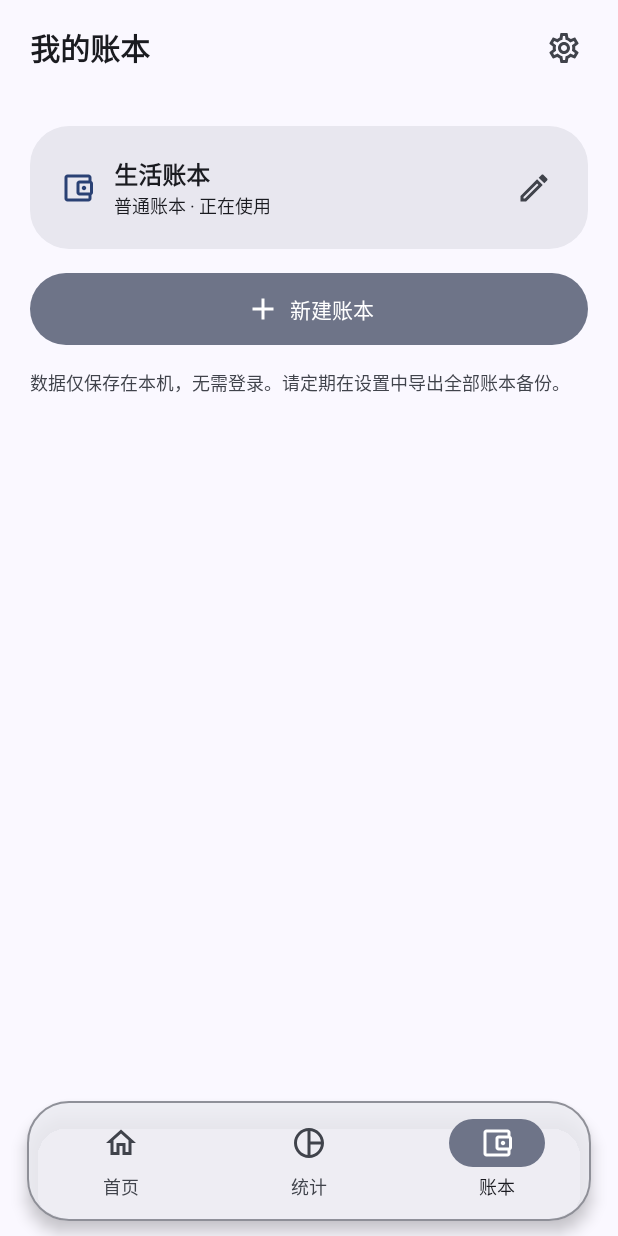
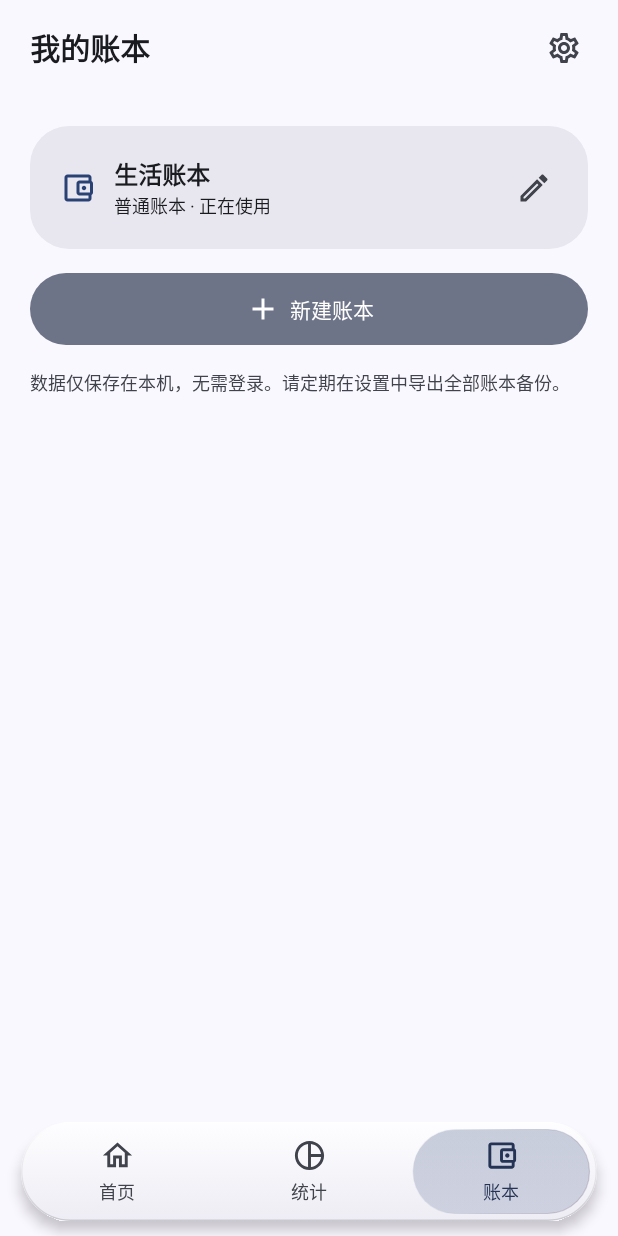
Before and after one commit to a1070503737-dev/QingZhang, an Android app built with Jetpack Compose: the books screen opened through its navigation route, on a phone screen of 412 x 824 dp. Run offline under Robolectric (Android 15) with nearby library versions, the phone set to English and light mode, and no system bars; our stand-ins replace Dagger/Hilt's generated code, Room's generated code; libraries missing offline, so code that uses them is left out: androidx.hilt.lifecycle.

Commit message:
Restyle the bottom dock with Liquid Glass

```diff
--- a/app/build.gradle.kts
+++ b/app/build.gradle.kts
@@ -24,8 +24,8 @@ android {
         applicationId = "com.zhuangxiu.ledger"
         minSdk = 26
         targetSdk = 37
-        versionCode = 32
-        versionName = "1.3.17"
+        versionCode = 33
+        versionName = "1.3.18"
         buildConfigField("String", "BUNDLED_GITHUB_TOKEN", "\"\"")
     }
 
--- a/app/src/main/java/com/zhuangxiu/ledger/ui/navigation/LedgerNavHost.kt
+++ b/app/src/main/java/com/zhuangxiu/ledger/ui/navigation/LedgerNavHost.kt
@@ -10,12 +10,14 @@ import androidx.compose.animation.slideInVertically
 import androidx.compose.animation.slideOutHorizontally
 import androidx.compose.animation.slideOutVertically
 import androidx.compose.foundation.layout.Arrangement
+import androidx.compose.foundation.layout.Box
 import androidx.compose.foundation.layout.WindowInsets
 import androidx.compose.foundation.layout.ime
 import androidx.compose.foundation.layout.Column
 import androidx.compose.foundation.layout.PaddingValues
 import androidx.compose.foundation.layout.Row
 import androidx.compose.foundation.layout.Spacer
+import androidx.compose.foundation.layout.fillMaxSize
 import androidx.compose.foundation.layout.fillMaxWidth
 import androidx.compose.foundation.layout.height
 import androidx.compose.foundation.layout.navigationBarsPadding
@@ -224,6 +226,7 @@ internal fun LedgerNavHost(
 
     val imeVisible = WindowInsets.ime.getBottom(LocalDensity.current) > 0
     val showBottomBar = !imeVisible && currentRoute == Routes.BILLS
+    val billsDockBackdrop = rememberDockBackdrop()
 
     LedgerBackground(
         overlay = {
@@ -236,6 +239,7 @@ internal fun LedgerNavHost(
                 LedgerBottomBar(
                     current = currentRoute ?: Routes.HOME,
                     onNavigate = switchTab,
+                    backdrop = billsDockBackdrop,
                 )
             }
         },
@@ -356,6 +360,7 @@ internal fun LedgerNavHost(
                         entry.savedStateHandle["showPending"] = false
                     }
                 }
+                Box(Modifier.fillMaxSize().recordDockBackdrop(if (showBottomBar) billsDockBackdrop else null)) {
                     BillsScreen(
                         viewModel = billsViewModel,
                         bottomBar = dockSpacer,
@@ -364,6 +369,7 @@ internal fun LedgerNavHost(
                         onEditExpense = { navController.navigate(Routes.edit(id = it)) },
                         onCopyExpense = { navController.navigate(Routes.edit(copyFrom = it, bookId = bookId)) },
                     )
+                }
             }
             composable(Routes.MINE) {
                 MineScreen(
--- a/app/src/main/java/com/zhuangxiu/ledger/ui/navigation/LedgerTabs.kt
+++ b/app/src/main/java/com/zhuangxiu/ledger/ui/navigation/LedgerTabs.kt
@@ -2,13 +2,11 @@ package com.zhuangxiu.ledger.ui.navigation
 
 import androidx.activity.compose.BackHandler
 import androidx.compose.animation.core.animate
+import androidx.compose.animation.core.animateFloatAsState
 import androidx.compose.animation.core.tween
-import androidx.compose.foundation.BorderStroke
-import androidx.compose.foundation.background
 import androidx.compose.foundation.gestures.detectHorizontalDragGestures
 import androidx.compose.foundation.layout.Arrangement
 import androidx.compose.foundation.layout.Box
-import androidx.compose.foundation.layout.BoxWithConstraints
 import androidx.compose.foundation.layout.Column
 import androidx.compose.foundation.layout.Row
 import androidx.compose.foundation.layout.WindowInsets
@@ -18,7 +16,6 @@ import androidx.compose.foundation.layout.fillMaxWidth
 import androidx.compose.foundation.layout.height
 import androidx.compose.foundation.layout.ime
 import androidx.compose.foundation.layout.navigationBarsPadding
-import androidx.compose.foundation.layout.offset
 import androidx.compose.foundation.layout.padding
 import androidx.compose.foundation.layout.size
 import androidx.compose.foundation.layout.widthIn
@@ -27,14 +24,12 @@ import androidx.compose.foundation.pager.rememberPagerState
 import androidx.compose.foundation.selection.selectable
 import androidx.compose.foundation.selection.selectableGroup
 import androidx.compose.foundation.shape.CircleShape
-import androidx.compose.foundation.shape.RoundedCornerShape
 import androidx.compose.material.icons.Icons
 import androidx.compose.material.icons.outlined.AccountBalanceWallet
 import androidx.compose.material.icons.outlined.Home
 import androidx.compose.material.icons.outlined.PieChartOutline
 import androidx.compose.material3.Icon
 import androidx.compose.material3.MaterialTheme
-import androidx.compose.material3.Surface
 import androidx.compose.material3.Text
 import androidx.compose.runtime.Composable
 import androidx.compose.runtime.LaunchedEffect
@@ -48,18 +43,23 @@ import androidx.compose.runtime.saveable.rememberSaveable
 import androidx.compose.runtime.setValue
 import androidx.compose.ui.Alignment
 import androidx.compose.ui.Modifier
+import androidx.compose.ui.draw.clip
+import androidx.compose.ui.draw.shadow
+import androidx.compose.ui.graphics.lerp
 import androidx.compose.ui.graphics.vector.ImageVector
 import androidx.compose.ui.input.pointer.pointerInput
 import androidx.compose.ui.platform.LocalDensity
+import androidx.compose.ui.platform.LocalLayoutDirection
 import androidx.compose.ui.semantics.Role
 import androidx.compose.ui.semantics.clearAndSetSemantics
 import androidx.compose.ui.text.style.TextOverflow
-import androidx.compose.ui.unit.IntOffset
+import androidx.compose.ui.unit.LayoutDirection
 import androidx.compose.ui.unit.dp
 import androidx.lifecycle.compose.collectAsStateWithLifecycle
 import androidx.navigation.NavBackStackEntry
 import kotlinx.coroutines.Job
 import kotlinx.coroutines.launch
+import kotlin.math.abs
 import kotlin.math.roundToInt
 
 internal data class Tab(val route: String, val label: String, val icon: ImageVector)
@@ -73,7 +73,7 @@ internal val TABS = listOf(
 internal fun tabIndexOf(route: String?): Int = TABS.indexOfFirst { it.route == route }
 internal fun isTabHost(route: String?): Boolean = route == Routes.HOME || route == Routes.STATS || route == Routes.BOOKS
 internal const val RequestedTabKey = "requestedTab"
-internal val DockHeight = 80.dp
+internal val DockHeight = 66.dp
 internal val DockBottomGap = 10.dp
 
 @Composable
@@ -87,6 +87,8 @@ internal fun LedgerTabPages(
     val scope = rememberCoroutineScope()
     var editingBook by rememberSaveable { mutableStateOf(false) }
     val imeVisible = WindowInsets.ime.getBottom(LocalDensity.current) > 0
+    val dockBackdrop = rememberDockBackdrop()
+    val showDock = !editingBook && !imeVisible
     val openTab: (String) -> Unit = { route ->
         val index = tabIndexOf(route)
         if (index >= 0) {
@@ -106,7 +108,7 @@ internal fun LedgerTabPages(
     Box(Modifier.fillMaxSize()) {
         HorizontalPager(
             state = pager,
-            modifier = Modifier.fillMaxSize(),
+            modifier = Modifier.fillMaxSize().recordDockBackdrop(if (showDock) dockBackdrop else null),
             beyondViewportPageCount = 1,
             userScrollEnabled = !editingBook && !imeVisible,
             key = { TABS[it].route },
@@ -116,23 +118,25 @@ internal fun LedgerTabPages(
                 content(TABS[page].route, openTab) { editingBook = it }
             }
         }
-        if (!editingBook && !imeVisible) {
+        if (showDock) {
             LedgerBottomBar(
                 current = TABS[pager.currentPage].route,
                 onNavigate = openTab,
                 modifier = Modifier.align(Alignment.BottomCenter),
                 pagePosition = { pager.currentPage + pager.currentPageOffsetFraction },
+                backdrop = dockBackdrop,
             )
         }
     }
 }
 
 @Composable
-fun LedgerBottomBar(
+internal fun LedgerBottomBar(
     current: String,
     onNavigate: (String) -> Unit,
     modifier: Modifier = Modifier,
     pagePosition: (() -> Float)? = null,
+    backdrop: DockBackdrop? = null,
 ) {
     val selected = tabIndexOf(current).coerceAtLeast(0)
     val changeTab by rememberUpdatedState(onNavigate)
@@ -140,36 +144,42 @@ fun LedgerBottomBar(
     val activePage by rememberUpdatedState(selected)
     val scope = rememberCoroutineScope()
     var scrubPosition by remember { mutableFloatStateOf(Float.NaN) }
+    var dragging by remember { mutableStateOf(false) }
+    val lift by animateFloatAsState(if (dragging) 1f else 0f, tween(175), label = "Dock lens lift")
+    val position = { if (scrubPosition.isNaN()) pagePosition?.invoke() ?: selected.toFloat() else scrubPosition }
+    val direction = LocalLayoutDirection.current
     val colors = MaterialTheme.colorScheme
+    val activeTint = lerp(colors.onSurface, colors.primary, 0.65f)
     Box(
         modifier.fillMaxWidth().navigationBarsPadding()
-            .padding(start = 18.dp, end = 18.dp, bottom = DockBottomGap),
+            .padding(start = 14.dp, end = 14.dp, bottom = DockBottomGap),
         contentAlignment = Alignment.Center,
     ) {
-        Surface(
-            modifier = Modifier.widthIn(max = 480.dp).fillMaxWidth(),
-            shape = RoundedCornerShape(28.dp),
-            color = colors.surfaceContainer.copy(alpha = 0.84f),
-            contentColor = colors.onSurface,
-            border = BorderStroke(1.dp, colors.outlineVariant.copy(alpha = 0.80f)),
-            shadowElevation = 6.dp,
-        ) {
-            BoxWithConstraints(
-                Modifier.height(DockHeight).pointerInput(Unit) {
+        Box(
+            Modifier.widthIn(max = 480.dp).fillMaxWidth().height(DockHeight)
+                .shadow(5.dp, CircleShape, clip = false)
+                .clip(CircleShape)
+                .pointerInput(direction) {
                     var settle: Job? = null
                     fun track(x: Float) {
-                        scrubPosition = (x / size.width * TABS.size - 0.5f).coerceIn(0f, TABS.lastIndex.toFloat())
+                        val fromStart = if (direction == LayoutDirection.Ltr) x else size.width - x
+                        scrubPosition = (fromStart / size.width * TABS.size - 0.5f)
+                            .coerceIn(0f, TABS.lastIndex.toFloat())
                     }
                     fun finish(index: Int, navigate: Boolean) {
+                        dragging = false
                         if (navigate && TABS[index].route != activeRoute) changeTab(TABS[index].route)
                         settle = scope.launch {
-                            animate(scrubPosition, index.toFloat(), animationSpec = tween(260)) { value, _ -> scrubPosition = value }
+                            animate(scrubPosition, index.toFloat(), animationSpec = tween(260)) { value, _ ->
+                                scrubPosition = value
+                            }
                             scrubPosition = Float.NaN
                         }
                     }
                     detectHorizontalDragGestures(
                         onDragStart = {
                             settle?.cancel()
+                            dragging = true
                             track(it.x)
                         },
                         onHorizontalDrag = { change, _ -> track(change.position.x) },
@@ -178,34 +188,26 @@ fun LedgerBottomBar(
                     )
                 },
         ) {
-                val itemWidth = maxWidth / TABS.size
-                val highlightWidth = minOf(itemWidth, 64.dp)
-                Box(
-                    Modifier.offset {
-                        val position = if (scrubPosition.isNaN()) pagePosition?.invoke() ?: selected.toFloat() else scrubPosition
-                        val x = itemWidth.toPx() * (position + 0.5f) - highlightWidth.toPx() / 2f
-                        IntOffset(x.roundToInt(), 12.dp.roundToPx())
-                    }.size(highlightWidth, 32.dp).background(colors.secondaryContainer, CircleShape),
-                )
+            LiquidGlassDock(backdrop, position, lift = { lift }, modifier = Modifier.matchParentSize())
             Row(Modifier.fillMaxSize().selectableGroup()) {
+                val visualPosition = position()
                 TABS.forEachIndexed { index, tab ->
-                        val isSelected = index == selected
+                    val focus = (1f - abs(visualPosition - index)).coerceIn(0f, 1f)
+                    val tint = lerp(colors.onSurfaceVariant, activeTint, focus)
                     Column(
                         Modifier.weight(1f).fillMaxHeight().selectable(
-                                selected = isSelected,
+                            selected = index == selected,
                             role = Role.Tab,
                             onClick = { if (tab.route != current) onNavigate(tab.route) },
-                            ).padding(top = 12.dp),
+                        ),
                         horizontalAlignment = Alignment.CenterHorizontally,
-                            verticalArrangement = Arrangement.spacedBy(4.dp),
+                        verticalArrangement = Arrangement.spacedBy(3.dp, Alignment.CenterVertically),
                     ) {
-                            Box(Modifier.height(32.dp), contentAlignment = Alignment.Center) {
-                                Icon(tab.icon, null, tint = if (isSelected) colors.onSecondaryContainer else colors.onSurfaceVariant)
-                            }
+                        Icon(tab.icon, null, tint = tint, modifier = Modifier.size(23.dp))
                         Text(
                             tab.label,
                             style = MaterialTheme.typography.labelMedium,
-                                color = if (isSelected) colors.onSurface else colors.onSurfaceVariant,
+                            color = tint,
                             maxLines = 1,
                             overflow = TextOverflow.Ellipsis,
                         )
@@ -215,4 +217,3 @@ fun LedgerBottomBar(
         }
     }
 }
-}
--- /dev/null
+++ b/app/src/main/java/com/zhuangxiu/ledger/ui/navigation/LiquidGlassDock.kt
@@ -0,0 +1,213 @@
+package com.zhuangxiu.ledger.ui.navigation
+
+import android.graphics.RenderEffect
+import android.graphics.RuntimeShader
+import android.graphics.Shader
+import android.os.Build
+import androidx.annotation.RequiresApi
+import androidx.compose.foundation.Canvas
+import androidx.compose.material3.MaterialTheme
+import androidx.compose.runtime.Composable
+import androidx.compose.runtime.getValue
+import androidx.compose.runtime.mutableStateOf
+import androidx.compose.runtime.remember
+import androidx.compose.runtime.setValue
+import androidx.compose.ui.Modifier
+import androidx.compose.ui.draw.drawWithContent
+import androidx.compose.ui.geometry.CornerRadius
+import androidx.compose.ui.geometry.Offset
+import androidx.compose.ui.geometry.Size
+import androidx.compose.ui.graphics.BlurEffect
+import androidx.compose.ui.graphics.Brush
+import androidx.compose.ui.graphics.Color
+import androidx.compose.ui.graphics.RenderEffect as ComposeRenderEffect
+import androidx.compose.ui.graphics.TileMode
+import androidx.compose.ui.graphics.asComposeRenderEffect
+import androidx.compose.ui.graphics.drawscope.Stroke
+import androidx.compose.ui.graphics.drawscope.translate
+import androidx.compose.ui.graphics.layer.GraphicsLayer
+import androidx.compose.ui.graphics.layer.drawLayer
+import androidx.compose.ui.graphics.nativeCanvas
+import androidx.compose.ui.graphics.rememberGraphicsLayer
+import androidx.compose.ui.layout.onGloballyPositioned
+import androidx.compose.ui.layout.positionInRoot
+import androidx.compose.ui.platform.LocalDensity
+import androidx.compose.ui.unit.IntSize
+import androidx.compose.ui.unit.LayoutDirection
+import androidx.compose.ui.unit.dp
+import com.zhuangxiu.ledger.ui.theme.LedgerTheme
+import kotlin.math.abs
+import kotlin.math.roundToInt
+
+internal class DockBackdrop(val layer: GraphicsLayer) {
+    var originInRoot by mutableStateOf(Offset.Zero)
+}
+
+@Composable
+internal fun rememberDockBackdrop(): DockBackdrop? {
+    if (Build.VERSION.SDK_INT < Build.VERSION_CODES.S) return null
+    val layer = rememberGraphicsLayer()
+    return remember(layer) { DockBackdrop(layer) }
+}
+
+internal fun Modifier.recordDockBackdrop(backdrop: DockBackdrop?): Modifier {
+    if (backdrop == null) return this
+    return onGloballyPositioned { backdrop.originInRoot = it.positionInRoot() }.drawWithContent {
+        if (drawContext.canvas.nativeCanvas.isHardwareAccelerated) {
+            backdrop.layer.record { this@drawWithContent.drawContent() }
+            drawLayer(backdrop.layer)
+        } else {
+            drawContent()
+        }
+    }
+}
+
+@Composable
+internal fun LiquidGlassDock(
+    backdrop: DockBackdrop?,
+    position: () -> Float,
+    lift: () -> Float,
+    modifier: Modifier = Modifier,
+) {
+    val colors = MaterialTheme.colorScheme
+    val dark = LedgerTheme.isDark
+    val surface = remember(colors, dark) {
+        Brush.verticalGradient(
+            if (dark) listOf(colors.surfaceContainerHighest.copy(alpha = 0.66f), colors.surface.copy(alpha = 0.79f))
+            else listOf(colors.surfaceContainerLowest.copy(alpha = 0.76f), colors.surfaceContainerHigh.copy(alpha = 0.67f)),
+        )
+    }
+    val rim = remember(colors, dark) {
+        Brush.verticalGradient(
+            listOf(Color.White.copy(alpha = if (dark) 0.28f else 0.88f), colors.outline.copy(alpha = 0.25f)),
+        )
+    }
+    val filteredLayer = rememberGraphicsLayer()
+    val density = LocalDensity.current.density
+    val blur = remember(density) { BlurEffect(4.5f * density, 4.5f * density, TileMode.Clamp) }
+    val refraction = remember(density, backdrop) {
+        if (backdrop != null && Build.VERSION.SDK_INT >= Build.VERSION_CODES.TIRAMISU) DockRefraction(density) else null
+    }
+    var originInRoot by remember { mutableStateOf(Offset.Zero) }
+
+    Canvas(modifier.onGloballyPositioned { originInRoot = it.positionInRoot() }) {
+        if (size.isEmpty()) return@Canvas
+        val slot = position().coerceIn(0f, TABS.lastIndex.toFloat())
+        val raised = maxOf(lift(), 2f * abs(slot - slot.roundToInt()))
+        val visualSlot = if (layoutDirection == LayoutDirection.Ltr) slot else TABS.lastIndex - slot
+        val cellWidth = size.width / TABS.size
+        val lensSize = Size(
+            (cellWidth - (10.dp.toPx() - 6.dp.toPx() * raised)).coerceAtLeast(1f),
+            (size.height - (10.dp.toPx() - 4.dp.toPx() * raised)).coerceAtLeast(1f),
+        )
+        val center = Offset((visualSlot + 0.5f) * cellWidth, size.height / 2f)
+        val lensOrigin = center - Offset(lensSize.width / 2f, lensSize.height / 2f)
+        val lensRadius = CornerRadius(lensSize.minDimension / 2f)
+
+        if (backdrop != null && backdrop.layer.size != IntSize.Zero && drawContext.canvas.nativeCanvas.isHardwareAccelerated) {
+            // Filter the dock-sized area, with room for the blur and refracted pixels along its edges.
+            val padding = 18.dp.toPx().roundToInt()
+            val margin = Offset(padding.toFloat(), padding.toFloat())
+            val shift = backdrop.originInRoot - originInRoot + margin
+            filteredLayer.renderEffect = if (Build.VERSION.SDK_INT >= Build.VERSION_CODES.TIRAMISU) {
+                checkNotNull(refraction).effect(center + margin, lensSize, raised)
+            } else {
+                blur
+            }
+            filteredLayer.record(size = IntSize(size.width.roundToInt() + padding * 2, size.height.roundToInt() + padding * 2)) {
+                translate(shift.x, shift.y) { drawLayer(backdrop.layer) }
+            }
+            translate(-margin.x, -margin.y) { drawLayer(filteredLayer) }
+        }
+
+        drawRect(surface)
+        val rimInset = 0.5.dp.toPx()
+        drawRoundRect(
+            brush = rim,
+            topLeft = Offset(rimInset, rimInset),
+            size = Size((size.width - 2 * rimInset).coerceAtLeast(0f), (size.height - 2 * rimInset).coerceAtLeast(0f)),
+            cornerRadius = CornerRadius((size.minDimension / 2f - rimInset).coerceAtLeast(0f)),
+            style = Stroke(1.dp.toPx()),
+        )
+        drawRoundRect(
+            brush = Brush.verticalGradient(
+                colors = listOf(
+                    colors.primary.copy(alpha = (if (dark) 0.33f else 0.25f) - 0.19f * raised),
+                    colors.primary.copy(alpha = (if (dark) 0.24f else 0.17f) - 0.12f * raised),
+                ),
+                startY = lensOrigin.y,
+                endY = lensOrigin.y + lensSize.height,
+            ),
+            topLeft = lensOrigin,
+            size = lensSize,
+            cornerRadius = lensRadius,
+        )
+        drawRoundRect(
+            brush = Brush.linearGradient(
+                colors = listOf(
+                    Color.White.copy(alpha = (if (dark) 0.32f else 0.73f) + 0.12f * raised),
+                    colors.primary.copy(alpha = 0.14f + 0.18f * raised),
+                    colors.tertiary.copy(alpha = 0.22f + 0.25f * raised),
+                ),
+                start = lensOrigin,
+                end = lensOrigin + Offset(lensSize.width, lensSize.height),
+            ),
+            topLeft = lensOrigin,
+            size = lensSize,
+            cornerRadius = lensRadius,
+            style = Stroke((0.8f + 0.4f * raised).dp.toPx()),
+        )
+    }
+}
+
+@RequiresApi(Build.VERSION_CODES.TIRAMISU)
+private class DockRefraction(private val density: Float) {
+    private val shader by lazy { RuntimeShader(DockLensShader) }
+    private val blur = RenderEffect.createBlurEffect(4.5f * density, 4.5f * density, Shader.TileMode.CLAMP)
+    private var lastCenter = Offset.Unspecified
+    private var lastSize = Size.Unspecified
+    private var lastLift = -1f
+    private var cachedEffect: ComposeRenderEffect? = null
+
+    fun effect(center: Offset, size: Size, lift: Float): ComposeRenderEffect {
+        if (center != lastCenter || size != lastSize || lift != lastLift) {
+            shader.setFloatUniform("center", center.x, center.y)
+            shader.setFloatUniform("halfExtent", size.width / 2f, size.height / 2f)
+            shader.setFloatUniform("density", density)
+            shader.setFloatUniform("lift", lift)
+            val lens = RenderEffect.createRuntimeShaderEffect(shader, "scene")
+            cachedEffect = RenderEffect.createChainEffect(lens, blur).asComposeRenderEffect()
+            lastCenter = center
+            lastSize = size
+            lastLift = lift
+        }
+        return checkNotNull(cachedEffect)
+    }
+}
+
+private const val DockLensShader = """
+    uniform shader scene;
+    uniform float2 center;
+    uniform float2 halfExtent;
+    uniform float density;
+    uniform float lift;
+
+    half4 main(float2 pixel) {
+        float radius = min(halfExtent.x, halfExtent.y);
+        float straight = halfExtent.x - radius;
+        float2 relative = pixel - center;
+        float2 rim = float2(relative.x - clamp(relative.x, -straight, straight), relative.y);
+        float rimDistance = length(rim);
+        float inset = radius - rimDistance;
+        if (inset <= 0.0 || inset >= 12.0 * density || rimDistance < 0.01) {
+            return scene.eval(pixel);
+        }
+        float rimStrength = smoothstep(0.0, 2.0 * density, inset)
+            * (1.0 - smoothstep(3.0 * density, 12.0 * density, inset));
+        float2 displacement = (rim / rimDistance) * rimStrength * (3.0 + 6.0 * lift) * density;
+        half4 throughGlass = scene.eval(pixel + displacement);
+        half red = scene.eval(pixel + displacement * (1.1 + lift * 0.2)).r;
+        half blue = scene.eval(pixel + displacement * (0.9 - lift * 0.2)).b;
+        return half4(min(red, throughGlass.a), throughGlass.g, min(blue, throughGlass.a), throughGlass.a);
+    }
+"""
```
Also changed, not shown: 1 other file. Lines whose indentation alone changed are shown as unchanged.
